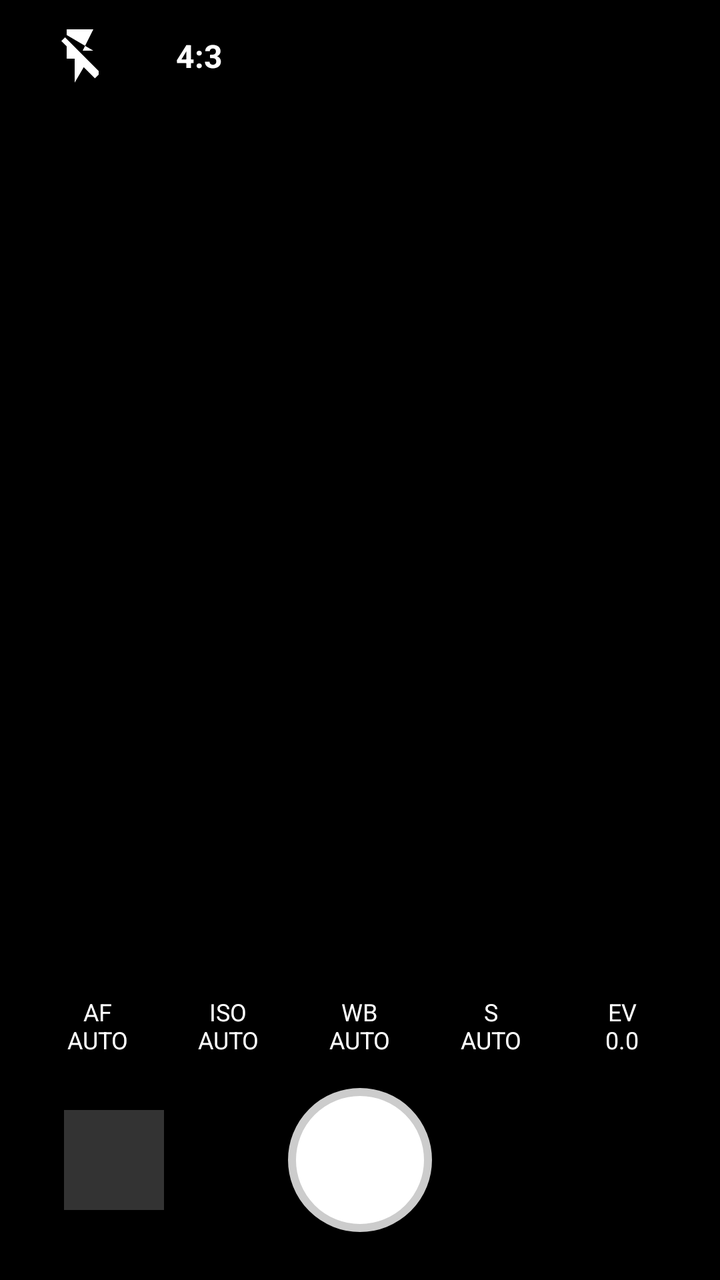
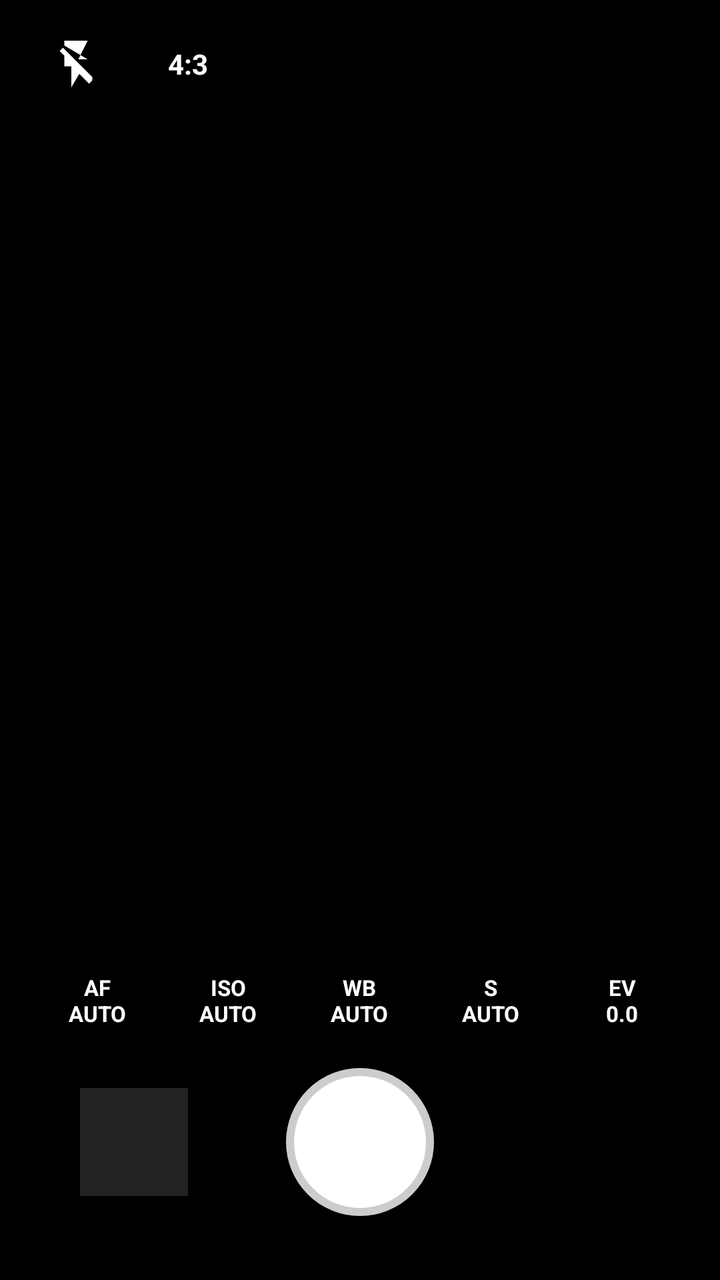

Screens rendered from an Android XML layout before and after an edit, with the pre-edit source and the edit as a unified diff.
<!-- AndroidManifest.xml: application theme android:Theme.DeviceDefault.NoActionBar -->
<!-- res/layout/activity_main.xml -->
<?xml version="1.0" encoding="utf-8"?>
<RelativeLayout xmlns:android="http://schemas.android.com/apk/res/android"
    android:layout_width="match_parent"
    android:layout_height="match_parent"
    android:background="@android:color/black">

    <TextureView
        android:id="@+id/view_finder"
        android:layout_width="match_parent"
        android:layout_height="match_parent"
        android:layout_centerInParent="true" />

    <View
        android:id="@+id/focus_ring"
        android:layout_width="80dp"
        android:layout_height="80dp"
        android:background="@drawable/focus_frame"
        android:visibility="gone" />

    <LinearLayout
        android:layout_width="match_parent"
        android:layout_height="56dp"
        android:layout_alignParentTop="true"
        android:gravity="center_vertical"
        android:paddingHorizontal="24dp"
        android:orientation="horizontal">

        <ImageView
            android:id="@+id/btn_flash"
            android:layout_width="32dp"
            android:layout_height="32dp"
            android:src="@drawable/ic_flash_off"
            android:background="@android:drawable/list_selector_background"
            android:contentDescription="Flash" />

        <TextView
            android:id="@+id/btn_ratio"
            android:layout_width="wrap_content"
            android:layout_height="wrap_content"
            android:layout_marginStart="24dp"
            android:text="4:3"
            android:textColor="@android:color/white"
            android:textSize="16sp"
            android:textStyle="bold"
            android:background="@android:drawable/list_selector_background"
            android:padding="8dp" />
    </LinearLayout>

    <LinearLayout
        android:layout_width="match_parent"
        android:layout_height="wrap_content"
        android:layout_alignParentBottom="true"
        android:orientation="vertical"
        android:paddingBottom="24dp">

        <LinearLayout
            android:id="@+id/slider_panel"
            android:layout_width="match_parent"
            android:layout_height="wrap_content"
            android:orientation="horizontal"
            android:gravity="center_vertical"
            android:paddingHorizontal="24dp"
            android:paddingBottom="12dp"
            android:visibility="gone">

            <TextView
                android:id="@+id/btn_auto_toggle"
                android:layout_width="wrap_content"
                android:layout_height="wrap_content"
                android:text="AUTO"
                android:textColor="@android:color/white"
                android:textSize="14sp"
                android:textStyle="bold"
                android:paddingEnd="12dp" />

            <SeekBar
                android:id="@+id/setting_seekbar"
                android:layout_width="0dp"
                android:layout_height="wrap_content"
                android:layout_weight="1"
                android:max="100"
                android:progress="0"
                android:progressTint="#00FF00"
                android:thumbTint="#00FF00"
                android:background="@android:color/transparent" />
        </LinearLayout>

        <LinearLayout
            android:layout_width="match_parent"
            android:layout_height="wrap_content"
            android:orientation="horizontal"
            android:gravity="center"
            android:paddingHorizontal="16dp"
            android:paddingBottom="16dp">

            <TextView
                android:id="@+id/btn_af"
                android:layout_width="0dp"
                android:layout_height="wrap_content"
                android:layout_weight="1"
                android:gravity="center"
                android:text="AF\nAUTO"
                android:textColor="@android:color/white"
                android:textSize="12sp" />

            <TextView
                android:id="@+id/btn_iso"
                android:layout_width="0dp"
                android:layout_height="wrap_content"
                android:layout_weight="1"
                android:gravity="center"
                android:text="ISO\nAUTO"
                android:textColor="@android:color/white"
                android:textSize="12sp" />

            <TextView
                android:id="@+id/btn_wb"
                android:layout_width="0dp"
                android:layout_height="wrap_content"
                android:layout_weight="1"
                android:gravity="center"
                android:text="WB\nAUTO"
                android:textColor="@android:color/white"
                android:textSize="12sp" />

            <TextView
                android:id="@+id/btn_s"
                android:layout_width="0dp"
                android:layout_height="wrap_content"
                android:layout_weight="1"
                android:gravity="center"
                android:text="S\nAUTO"
                android:textColor="@android:color/white"
                android:textSize="12sp" />

            <TextView
                android:id="@+id/btn_ev"
                android:layout_width="0dp"
                android:layout_height="wrap_content"
                android:layout_weight="1"
                android:gravity="center"
                android:text="EV\n0.0"
                android:textColor="@android:color/white"
                android:textSize="12sp" />
        </LinearLayout>

        <RelativeLayout
            android:layout_width="match_parent"
            android:layout_height="wrap_content"
            android:paddingHorizontal="32dp">

            <ImageView
                android:id="@+id/thumbnail_view"
                android:layout_width="50dp"
                android:layout_height="50dp"
                android:layout_centerVertical="true"
                android:layout_alignParentStart="true"
                android:scaleType="centerCrop"
                android:background="#333333"
                android:contentDescription="Thumbnail" />

            <View
                android:id="@+id/btn_capture"
                android:layout_width="72dp"
                android:layout_height="72dp"
                android:layout_centerInParent="true"
                android:background="@drawable/shutter_button" />
        </RelativeLayout>
    </LinearLayout>

</RelativeLayout>
<!-- resources referenced by this layout -->
<resources>
  <!-- drawable focus_frame (drawable) -->
  <?xml version="1.0" encoding="utf-8"?>
  <shape xmlns:android="http://schemas.android.com/apk/res/android" android:shape="rectangle">
      <solid android:color="@android:color/transparent" />
      <stroke android:width="1dp" android:color="#FFFFFF" />
      <corners android:radius="8dp" />
  </shape>
  <!-- drawable ic_flash_off (drawable) -->
  <?xml version="1.0" encoding="utf-8"?>
  <vector xmlns:android="http://schemas.android.com/apk/res/android"
      android:width="24dp" android:height="24dp"
      android:viewportWidth="24" android:viewportHeight="24">
      <path android:fillColor="#FFFFFF" android:pathData="M17,10h-4l4,-8H7v2.1L17,10zM19,17.6L6.4,5 5,6.4l2,2V13h3v9l3.4,-5.8 4.2,4.2 1.4,-1.4z"/>
  </vector>
  <!-- drawable shutter_button (drawable) -->
  <?xml version="1.0" encoding="utf-8"?>
  <shape xmlns:android="http://schemas.android.com/apk/res/android"
      android:shape="oval">
      <solid android:color="@android:color/white" />
      <stroke
          android:width="4dp"
          android:color="#CCCCCC" />
  </shape>
</resources>

<!-- the commit's change to res/layout/activity_main.xml (unified diff, before → after) -->
@@ -10,25 +10,52 @@
         android:layout_height="match_parent"
         android:layout_centerInParent="true" />
 
-    <View
+    <RelativeLayout
         android:id="@+id/focus_ring"
-        android:layout_width="80dp"
-        android:layout_height="80dp"
-        android:background="@drawable/focus_frame"
-        android:visibility="gone" />
+        android:layout_width="76dp"
+        android:layout_height="76dp"
+        android:visibility="gone"
+        android:layout_centerInParent="true">
+
+        <View
+            android:layout_width="match_parent"
+            android:layout_height="match_parent"
+            android:background="@drawable/focus_frame" />
+
+        <LinearLayout
+            android:layout_width="wrap_content"
+            android:layout_height="wrap_content"
+            android:layout_centerHorizontal="true"
+            android:layout_alignParentBottom="true"
+            android:layout_marginBottom="-18dp"
+            android:background="#99000000"
+            android:paddingHorizontal="6dp"
+            android:paddingVertical="2dp">
+
+            <TextView
+                android:id="@+id/focus_ev_text"
+                android:layout_width="wrap_content"
+                android:layout_height="wrap_content"
+                android:text="EV 0.0"
+                android:textColor="#FFD700"
+                android:textSize="10sp"
+                android:textStyle="bold" />
+        </LinearLayout>
+    </RelativeLayout>
 
     <LinearLayout
         android:layout_width="match_parent"
-        android:layout_height="56dp"
+        android:layout_height="64dp"
         android:layout_alignParentTop="true"
         android:gravity="center_vertical"
         android:paddingHorizontal="24dp"
-        android:orientation="horizontal">
+        android:orientation="horizontal"
+        android:background="#33000000">
 
         <ImageView
             android:id="@+id/btn_flash"
-            android:layout_width="32dp"
-            android:layout_height="32dp"
+            android:layout_width="28dp"
+            android:layout_height="28dp"
             android:src="@drawable/ic_flash_off"
             android:background="@android:drawable/list_selector_background"
             android:contentDescription="Flash" />
@@ -40,7 +67,7 @@
             android:layout_marginStart="24dp"
             android:text="4:3"
             android:textColor="@android:color/white"
-            android:textSize="16sp"
+            android:textSize="14sp"
             android:textStyle="bold"
             android:background="@android:drawable/list_selector_background"
             android:padding="8dp" />
@@ -51,38 +78,85 @@
         android:layout_height="wrap_content"
         android:layout_alignParentBottom="true"
         android:orientation="vertical"
-        android:paddingBottom="24dp">
+        android:background="#4D000000"
+        android:paddingBottom="32dp"
+        android:paddingTop="12dp">
 
         <LinearLayout
             android:id="@+id/slider_panel"
             android:layout_width="match_parent"
             android:layout_height="wrap_content"
-            android:orientation="horizontal"
-            android:gravity="center_vertical"
-            android:paddingHorizontal="24dp"
-            android:paddingBottom="12dp"
+            android:orientation="vertical"
+            android:gravity="center"
+            android:paddingBottom="20dp"
             android:visibility="gone">
+
+            <TextView
+                android:id="@+id/slider_value_title"
+                android:layout_width="wrap_content"
+                android:layout_height="wrap_content"
+                android:text="ISO 100"
+                android:textColor="#FFD700"
+                android:textSize="14sp"
+                android:textStyle="bold"
+                android:paddingBottom="8dp" />
+
+            <RelativeLayout
+                android:layout_width="match_parent"
+                android:layout_height="48dp"
+                android:paddingHorizontal="24dp">
+
+                <HorizontalScrollView
+                    android:id="@+id/ruler_scroll_view"
+                    android:layout_width="match_parent"
+                    android:layout_height="match_parent"
+                    android:scrollbars="none"
+                    android:fillViewport="true">
+
+                    <LinearLayout
+                        android:layout_width="wrap_content"
+                        android:layout_height="match_parent"
+                        android:gravity="center_vertical"
+                        android:orientation="horizontal">
+
+                        <View
+                            android:layout_width="200dp"
+                            android:layout_height="1dp"
+                            android:background="@android:color/transparent" />
+
+                        <LinearLayout
+                            android:id="@+id/ruler_container"
+                            android:layout_width="wrap_content"
+                            android:layout_height="24dp"
+                            android:gravity="center_vertical"
+                            android:orientation="horizontal" />
+
+                        <View
+                            android:layout_width="200dp"
+                            android:layout_height="1dp"
+                            android:background="@android:color/transparent" />
+                    </LinearLayout>
+                </HorizontalScrollView>
+
+                <View
+                    android:layout_width="2dp"
+                    android:layout_height="28dp"
+                    android:layout_centerInParent="true"
+                    android:background="#FFD700" />
+            </RelativeLayout>
 
             <TextView
                 android:id="@+id/btn_auto_toggle"
                 android:layout_width="wrap_content"
                 android:layout_height="wrap_content"
+                android:layout_marginTop="8dp"
+                android:background="#33FFFFFF"
+                android:paddingHorizontal="16dp"
+                android:paddingVertical="6dp"
                 android:text="AUTO"
                 android:textColor="@android:color/white"
-                android:textSize="14sp"
-                android:textStyle="bold"
-                android:paddingEnd="12dp" />
-
-            <SeekBar
-                android:id="@+id/setting_seekbar"
-                android:layout_width="0dp"
-                android:layout_height="wrap_content"
-                android:layout_weight="1"
-                android:max="100"
-                android:progress="0"
-                android:progressTint="#00FF00"
-                android:thumbTint="#00FF00"
-                android:background="@android:color/transparent" />
+                android:textSize="12sp"
+                android:textStyle="bold" />
         </LinearLayout>
 
         <LinearLayout
@@ -91,7 +165,7 @@
             android:orientation="horizontal"
             android:gravity="center"
             android:paddingHorizontal="16dp"
-            android:paddingBottom="16dp">
+            android:paddingBottom="20dp">
 
             <TextView
                 android:id="@+id/btn_af"
@@ -101,7 +175,8 @@
                 android:gravity="center"
                 android:text="AF\nAUTO"
                 android:textColor="@android:color/white"
-                android:textSize="12sp" />
+                android:textSize="11sp"
+                android:textStyle="bold" />
 
             <TextView
                 android:id="@+id/btn_iso"
@@ -111,7 +186,8 @@
                 android:gravity="center"
                 android:text="ISO\nAUTO"
                 android:textColor="@android:color/white"
-                android:textSize="12sp" />
+                android:textSize="11sp"
+                android:textStyle="bold" />
 
             <TextView
                 android:id="@+id/btn_wb"
@@ -121,7 +197,8 @@
                 android:gravity="center"
                 android:text="WB\nAUTO"
                 android:textColor="@android:color/white"
-                android:textSize="12sp" />
+                android:textSize="11sp"
+                android:textStyle="bold" />
 
             <TextView
                 android:id="@+id/btn_s"
@@ -131,7 +208,8 @@
                 android:gravity="center"
                 android:text="S\nAUTO"
                 android:textColor="@android:color/white"
-                android:textSize="12sp" />
+                android:textSize="11sp"
+                android:textStyle="bold" />
 
             <TextView
                 android:id="@+id/btn_ev"
@@ -141,28 +219,29 @@
                 android:gravity="center"
                 android:text="EV\n0.0"
                 android:textColor="@android:color/white"
-                android:textSize="12sp" />
+                android:textSize="11sp"
+                android:textStyle="bold" />
         </LinearLayout>
 
         <RelativeLayout
             android:layout_width="match_parent"
             android:layout_height="wrap_content"
-            android:paddingHorizontal="32dp">
+            android:paddingHorizontal="40dp">
 
             <ImageView
                 android:id="@+id/thumbnail_view"
-                android:layout_width="50dp"
-                android:layout_height="50dp"
+                android:layout_width="54dp"
+                android:layout_height="54dp"
                 android:layout_centerVertical="true"
                 android:layout_alignParentStart="true"
                 android:scaleType="centerCrop"
-                android:background="#333333"
+                android:background="#222222"
                 android:contentDescription="Thumbnail" />
 
             <View
                 android:id="@+id/btn_capture"
-                android:layout_width="72dp"
-                android:layout_height="72dp"
+                android:layout_width="74dp"
+                android:layout_height="74dp"
                 android:layout_centerInParent="true"
                 android:background="@drawable/shutter_button" />
         </RelativeLayout>
